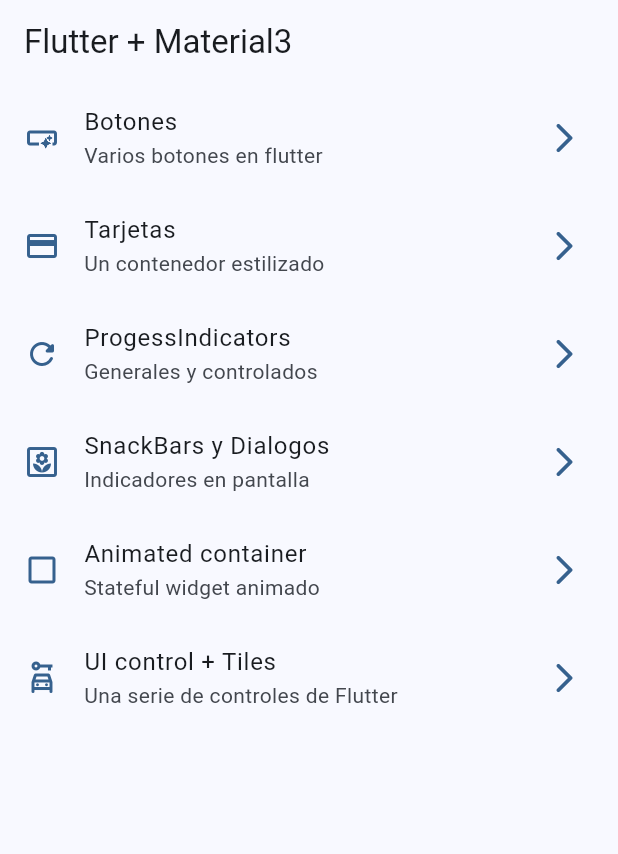
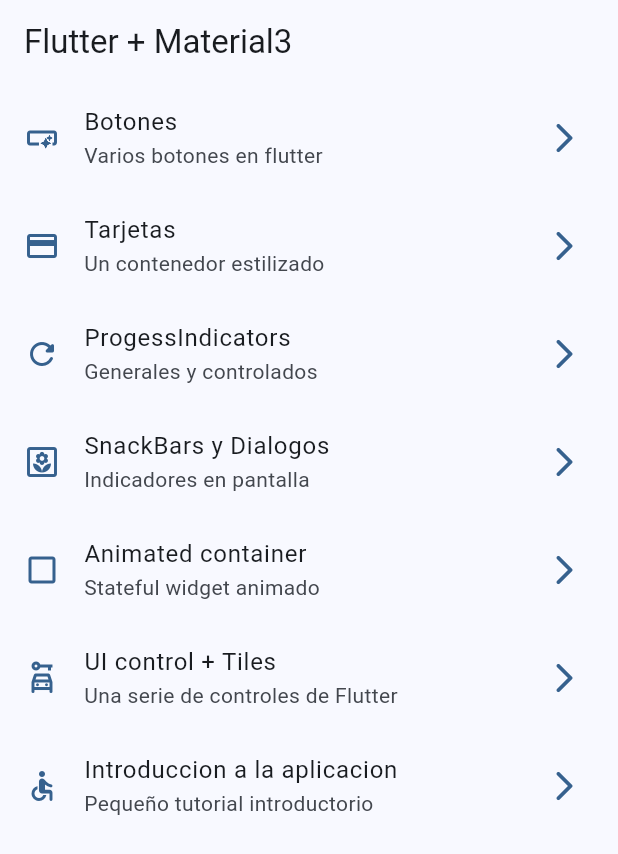
Before and after one commit to MatiasJoaquinAlfonso/widgets_app, a Flutter app: the screen it shows after launch, on a phone screen of 412 x 824 dp. Shown: the top 854 px of the screen. Run offline on Flutter 3.47's test engine with Material 3 defaults, Android fonts, the phone set to English and light mode, and no system bars; our stand-ins replace go_router.

Commit message:
App tutorial inicio

```diff
--- a/lib/config/menu/menu_items.dart
+++ b/lib/config/menu/menu_items.dart
@@ -10,51 +10,57 @@ class MenuItem {
     required this.title,
     required this.subTitle,
     required this.link,
-    required this.icon
+    required this.icon,
   });
 }
 
-const appMenuItems = <MenuItem> [
-
+const appMenuItems = <MenuItem>[
   MenuItem(
     title: 'Botones',
     subTitle: 'Varios botones en flutter',
     link: '/buttons',
-    icon: Icons.smart_button_outlined
+    icon: Icons.smart_button_outlined,
   ),
 
   MenuItem(
     title: 'Tarjetas',
     subTitle: 'Un contenedor estilizado',
     link: '/cards',
-    icon: Icons.credit_card
+    icon: Icons.credit_card,
   ),
 
   MenuItem(
     title: 'ProgessIndicators',
     subTitle: 'Generales y controlados',
     link: '/progress',
-    icon: Icons.refresh_rounded
+    icon: Icons.refresh_rounded,
   ),
 
   MenuItem(
     title: 'SnackBars y Dialogos',
     subTitle: 'Indicadores en pantalla',
     link: '/snackbars',
-    icon: Icons.yard_outlined
+    icon: Icons.yard_outlined,
   ),
 
   MenuItem(
     title: 'Animated container',
     subTitle: 'Stateful widget animado',
     link: '/animated',
-    icon: Icons.check_box_outline_blank_outlined
+    icon: Icons.check_box_outline_blank_outlined,
   ),
 
   MenuItem(
     title: 'UI control + Tiles',
     subTitle: 'Una serie de controles de Flutter',
     link: '/ui-controls',
-    icon: Icons.car_rental_outlined
+    icon: Icons.car_rental_outlined,
+  ),
+
+  MenuItem(
+    title: 'Introduccion a la aplicacion',
+    subTitle: 'Pequeño tutorial introductorio',
+    link: '/tutorial',
+    icon: Icons.accessible_rounded,
   ),
 ];
--- a/lib/config/router/app_router.dart
+++ b/lib/config/router/app_router.dart
@@ -47,6 +47,12 @@ final appRouter = GoRouter(
       name: UiControlsScreen.name,
       builder: (context, state) => const UiControlsScreen()
     ),
+
+    GoRoute(
+      path: '/tutorial',
+      name: AppTutorialScreen.name,
+      builder: (context, state) => const AppTutorialScreen()
+    ),
   ],
 
 );
```
